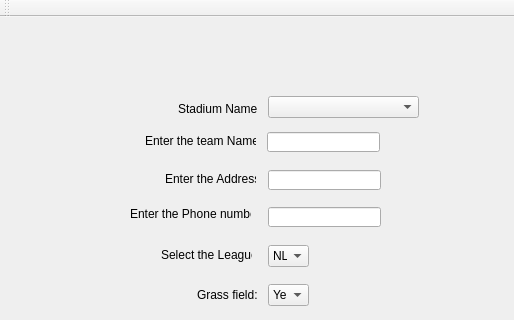
trucnguyen76/CS1D---Project-2, file Stadium_Trip/mainwindow.ui: the form before one commit; both pictures show x 0 to 514 and y 0 to 320 of the 643 by 505 pixel window.
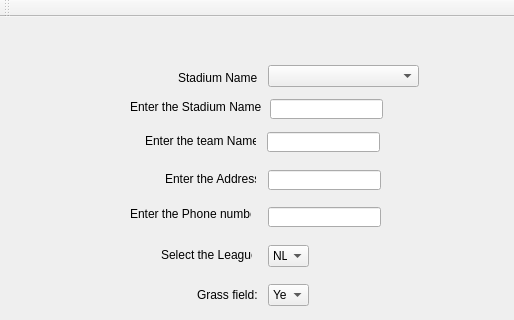
The form after the commit. The open tabs and pages were chosen to show the change.

```diff
--- a/Stadium_Trip/mainwindow.ui
+++ b/Stadium_Trip/mainwindow.ui
@@ -898,7 +898,7 @@
       <property name="geometry">
        <rect>
         <x>178</x>
-        <y>85</y>
+        <y>54</y>
         <width>80</width>
         <height>16</height>
        </rect>
@@ -911,7 +911,7 @@
       <property name="geometry">
        <rect>
         <x>268</x>
-        <y>80</y>
+        <y>49</y>
         <width>151</width>
         <height>22</height>
        </rect>
@@ -1078,6 +1078,29 @@
        <string>Back</string>
       </property>
      </widget>
+     <widget class="QLabel" name="NameLabel_2">
+      <property name="geometry">
+       <rect>
+        <x>130</x>
+        <y>83</y>
+        <width>131</width>
+        <height>16</height>
+       </rect>
+      </property>
+      <property name="text">
+       <string>Enter the Stadium Name:</string>
+      </property>
+     </widget>
+     <widget class="QLineEdit" name="stadiumNameBox_2">
+      <property name="geometry">
+       <rect>
+        <x>270</x>
+        <y>83</y>
+        <width>113</width>
+        <height>20</height>
+       </rect>
+      </property>
+     </widget>
     </widget>
     <widget class="QWidget" name="modifyStadiumPage">
      <widget class="QPushButton" name="modifyStadiumBtn">
```
